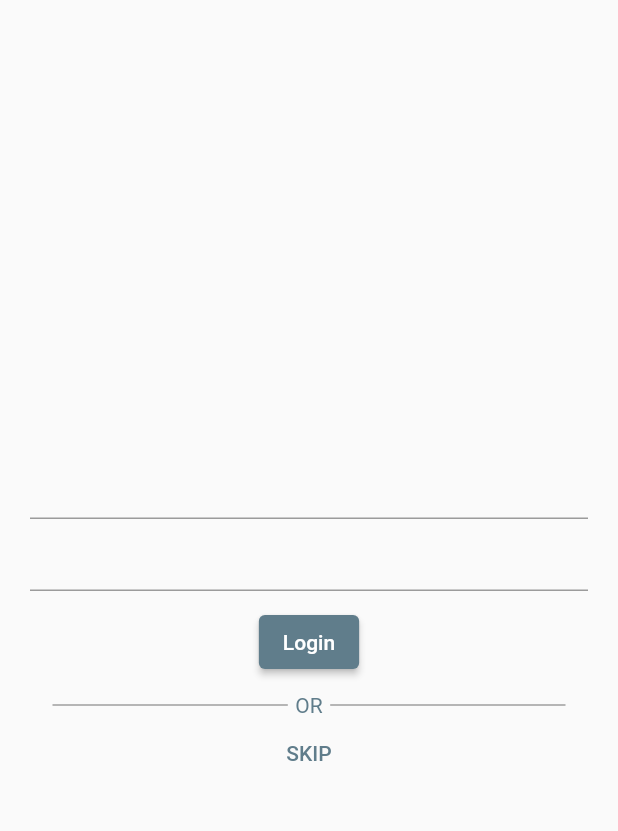
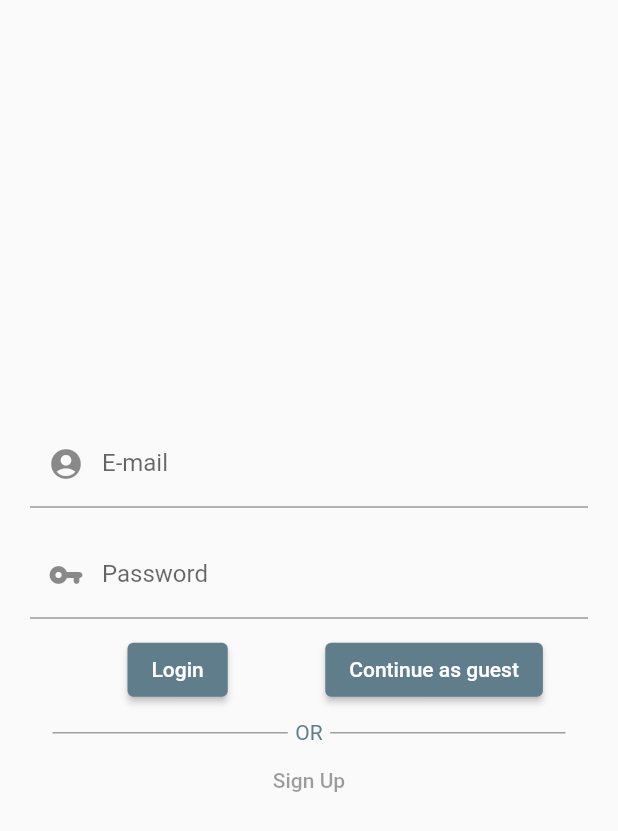
Before and after one commit to egemenongel/todeer, a Flutter app: the screen it shows after launch, on a phone screen of 412 x 824 dp. Shown: the top 831 px of the screen. Run offline on Flutter 3.47's test engine with Material 2 defaults, Android fonts, the phone set to English and light mode, and no system bars; our stand-ins replace cloud_firestore, firebase_auth, firebase_core, flutter_slidable; accounts and stored records are empty.

Commit message:
Update UI

```diff
--- a/lib/pages/login_page.dart
+++ b/lib/pages/login_page.dart
@@ -1,14 +1,18 @@
 import 'package:flutter/material.dart';
 import 'package:provider/provider.dart';
+import 'package:to_deer/constants/form_constants.dart';
+import 'package:to_deer/pages/sign_up_page.dart';
 import 'package:to_deer/services/auth_service.dart';
 
 class LoginPage extends StatelessWidget {
   LoginPage({
     Key? key,
+    this.toggleCallback,
   }) : super(key: key);
   final GlobalKey<FormState> _formKey = GlobalKey<FormState>();
   final TextEditingController emailController = TextEditingController();
   final TextEditingController passwordController = TextEditingController();
+  final VoidCallback? toggleCallback;
   @override
   Widget build(BuildContext context) {
     return Scaffold(
@@ -25,17 +29,31 @@ class LoginPage extends StatelessWidget {
                     controller: emailController,
                     validator: (val) =>
                         val!.isEmpty ? "Please enter your email" : null,
+                    decoration: InputDecoration(
+                        prefixIcon: const Icon(Icons.account_circle_rounded),
+                        labelText: "E-mail",
+                        border: formFieldBorder()),
                   ),
+                  const SizedBox(height: 15.0),
                   TextFormField(
                     controller: passwordController,
                     validator: (val) =>
                         val!.isEmpty ? "Please enter your password" : null,
+                    decoration: InputDecoration(
+                        prefixIcon: const Icon(Icons.vpn_key_rounded),
+                        labelText: "Password",
+                        border: formFieldBorder()),
                   ),
                 ],
               ),
             ),
             const SizedBox(
               height: 10.0,
+            ),
+            Row(
+              children: [
+                const SizedBox(
+                  width: 65,
                 ),
                 ElevatedButton(
                     onPressed: () {
@@ -46,6 +64,17 @@ class LoginPage extends StatelessWidget {
                       }
                     },
                     child: const Text("Login")),
+                const SizedBox(
+                  width: 65,
+                ),
+                ElevatedButton(
+                  onPressed: () {
+                    context.read<AuthService>().signInAnon();
+                  },
+                  child: const Text("Continue as guest"),
+                )
+              ],
+            ),
             //Error box
             const SizedBox(
               height: 10.0,
@@ -75,10 +104,8 @@ class LoginPage extends StatelessWidget {
               ],
             ),
             TextButton(
-              onPressed: () {
-                context.read<AuthService>().signInAnon();
-              },
-              child: const Text("SKIP"),
+              onPressed: toggleCallback,
+              child: const Text("Sign Up"),
             )
           ],
         ),
```
Lines whose indentation alone changed are shown as unchanged.
